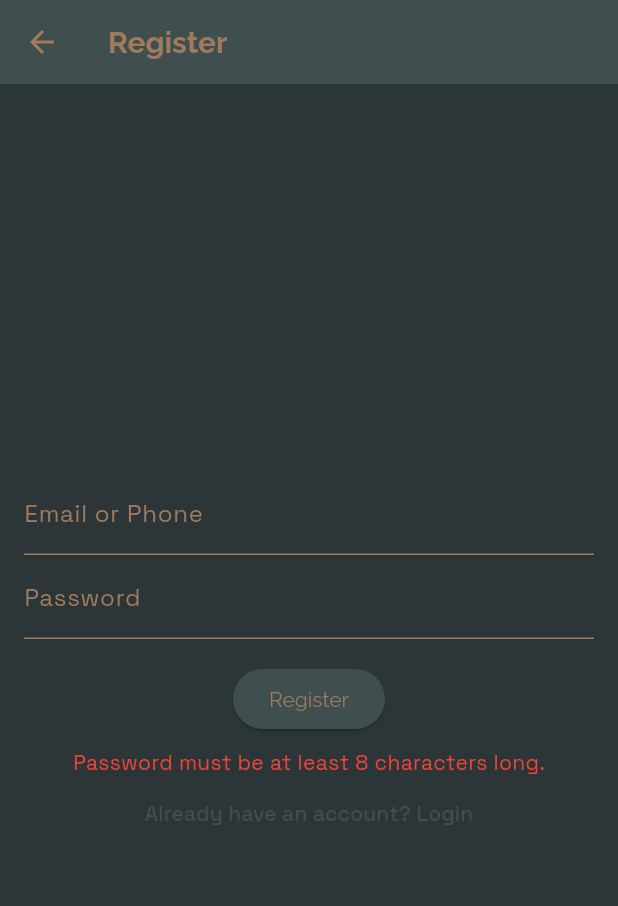
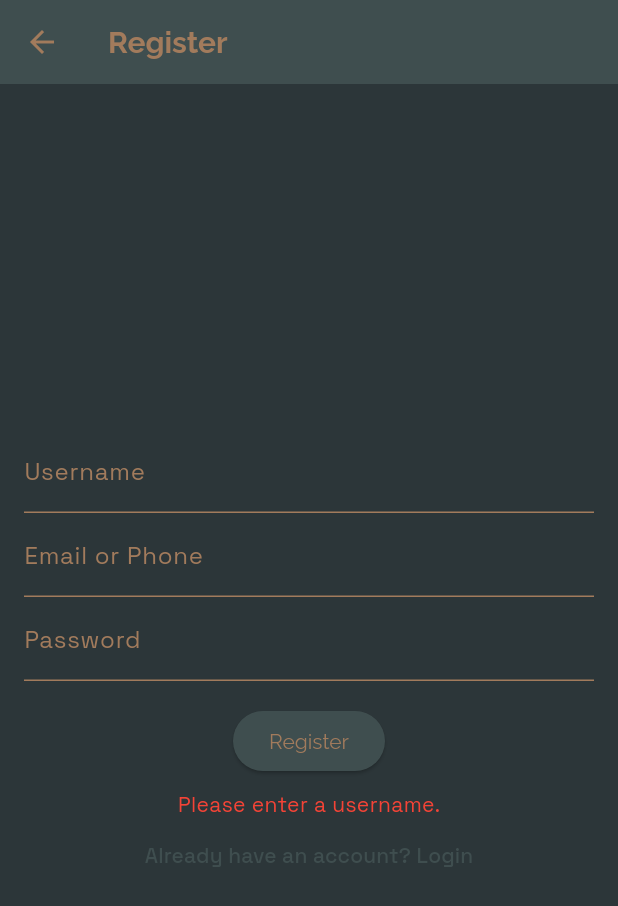
Before and after one commit to usmann56/vibzcheck, a Flutter app: the RegisterScreen screen opened by its route, after a tap on "Register", on a phone screen of 412 x 824 dp. Shown: the top 906 px of the screen. Run offline on Flutter 3.47's test engine with Material 3 defaults, Android fonts, the light colour scheme and no system bars; our stand-ins replace audioplayers, cloud_firestore, firebase_auth, firebase_core; accounts and stored records are empty.

Commit message:
ask for username on register also

```diff
--- a/lib/screens/register_screen.dart
+++ b/lib/screens/register_screen.dart
@@ -10,6 +10,7 @@ class RegisterScreen extends StatefulWidget {
 }
 
 class _RegisterScreenState extends State<RegisterScreen> {
+  final TextEditingController usernameController = TextEditingController();
   final TextEditingController emailController = TextEditingController();
   final TextEditingController passwordController = TextEditingController();
   String errorMessage = '';
@@ -28,8 +29,17 @@ class _RegisterScreenState extends State<RegisterScreen> {
   }
 
   Future<void> register() async {
+    final username = usernameController.text.trim();
+    final email = emailController.text.trim();
     final password = passwordController.text.trim();
-    final email = emailController.text.trim();
+
+    if (username.isEmpty) {
+      setState(() {
+        errorMessage = 'Please enter a username.';
+      });
+      return;
+    }
+
     final validationError = validatePassword(password);
     if (validationError != null) {
       setState(() {
@@ -43,10 +53,7 @@ class _RegisterScreenState extends State<RegisterScreen> {
       await FirebaseFirestore.instance
           .collection('users')
           .doc(userCredential.user!.uid)
-          .set({
-            'email': email,
-            // Add phone number field if needed
-          });
+          .set({'username': username, 'email': email});
       if (mounted) {
         await showDialog(
           context: context,
@@ -88,6 +95,10 @@ class _RegisterScreenState extends State<RegisterScreen> {
           mainAxisAlignment: MainAxisAlignment.center,
           children: [
             TextField(
+              controller: usernameController,
+              decoration: const InputDecoration(labelText: 'Username'),
+            ),
+            TextField(
               controller: emailController,
               decoration: const InputDecoration(labelText: 'Email or Phone'),
             ),
--- a/lib/screens/update_profile_screen.dart
+++ b/lib/screens/update_profile_screen.dart
@@ -150,8 +150,8 @@ class _UpdateProfileScreenState extends State<UpdateProfileScreen> {
                       labelText: 'New Password',
                     ),
                     obscureText: true,
-                    validator: (val) => val == null || val.length < 6
-                        ? 'Password must be at least 6 characters'
+                    validator: (val) => val == null || val.length < 8
+                        ? 'Password must be at least 8 characters'
                         : null,
                   ),
                   const SizedBox(height: 12),
```
